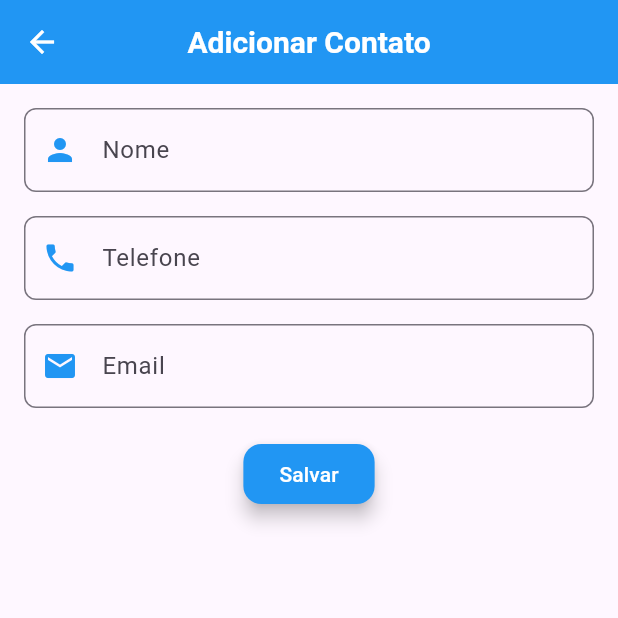
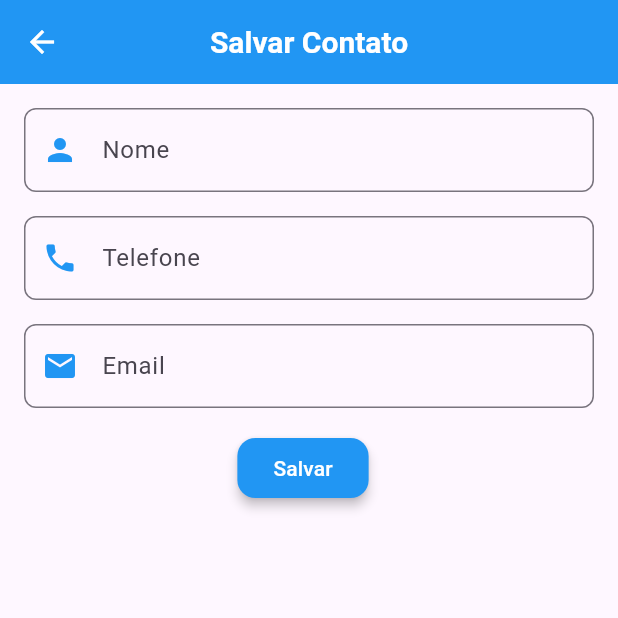
Before and after one commit to anamspaula/lista_contatos, a Flutter app: the screen it shows after launch, after a tap on the "add" icon, on a phone screen of 412 x 824 dp, the top half of it. Run offline on Flutter 3.47's test engine with Material 3 defaults, Android fonts, the phone set to English and light mode, and no system bars; our stand-ins replace fluttertoast, logger; network calls fail.

Commit message:
feat: add widget create and and request make in api for create users

```diff
--- a/lib/repository/users_repository.dart
+++ b/lib/repository/users_repository.dart
@@ -9,7 +9,7 @@ import 'package:myapp/https/https_client.dart';
 
 abstract class IUsersRepository{
   Future<List<Users>> getUsers();
-  // Future<ReturnApiUsers> create();
+  Future<ReturnApiUsers<Users>> save({required UsersEdit user});
   Future<ReturnApiUsers<Users>> edit({required String id, required UsersEdit user});
   Future<ReturnApiUsers<Null>> delete({required String id});
 }
@@ -34,6 +34,23 @@ class UsersRepository implements IUsersRepository{
       responseAPI = body.response;
 
       return responseAPI;
+    } else if(response.statusCode == 404){
+      throw NotFoundException("Link inacessivel");
+    }
+    else {
+      throw Exception("Erro inesperado");
+    }
+  }
+
+  @override
+  Future<ReturnApiUsers<Users>> save({required UsersEdit user}) async{
+    final response = await client.save(url: "http://localhost:8080/usuario", user: user);
+
+    if(response.statusCode == 200){
+      final ReturnApiUsers<Users> body = ReturnApiUsers<Users>.objEdit(json.decode(response.body));
+      logger.d(body);
+
+      return body;
     } else if(response.statusCode == 404){
       throw NotFoundException("Link inacessivel");
     }
--- /dev/null
+++ b/lib/screens/save_contacts.dart
@@ -0,0 +1,179 @@
+import 'package:flutter/material.dart';
+import 'package:fluttertoast/fluttertoast.dart';
+import 'package:myapp/data/model/return_api_users.dart';
+import 'package:myapp/data/model/users_edit_model.dart';
+import 'package:myapp/data/model/users_model.dart';
+import 'package:myapp/screens/stores/users_strore.dart';
+import 'package:myapp/widgets/custom_app_bar.dart';
+
+class SaveContacts extends StatefulWidget {
+  final UsersStrore usersStore;
+
+  const SaveContacts({
+    super.key,
+    required this.usersStore
+  });
+
+  @override
+  _SaveContactsState createState() => _SaveContactsState();
+}
+
+class _SaveContactsState extends State<SaveContacts> {
+  late TextEditingController _nameController;
+  late TextEditingController _phoneController;
+  late TextEditingController _emailController;
+
+  @override
+  void initState() {
+    super.initState();
+    _nameController = TextEditingController();
+    _phoneController = TextEditingController();
+    _emailController = TextEditingController();
+  }
+
+  @override
+  void dispose() {
+    _nameController.dispose();
+    _phoneController.dispose();
+    _emailController.dispose();
+    super.dispose();
+  }
+
+  @override
+  Widget build(BuildContext context) {
+    return Scaffold(
+      appBar: const CustomAppBar(
+        title: 'Salvar Contato',
+        showBackButton: true,
+      ),
+      body: Padding(
+        padding: const EdgeInsets.all(16.0),
+        child: Column(
+          children: [
+            _buildTextField(
+              label: 'Nome',
+              icon: Icons.person,
+              controller: _nameController,
+            ),
+            const SizedBox(height: 16.0),
+            _buildTextField(
+              label: 'Telefone',
+              icon: Icons.phone,
+              controller: _phoneController,
+            ),
+            const SizedBox(height: 16.0),
+            _buildTextField(
+              label: 'Email',
+              icon: Icons.email,
+              controller: _emailController,
+            ),
+            const SizedBox(height: 16.0),
+            Row(
+              mainAxisAlignment: MainAxisAlignment.center,
+              children: [
+                ElevatedButton(
+                  onPressed: () async {
+                    String name = _nameController.text;
+                    String telefone = _phoneController.text;
+                    String email = _emailController.text;
+
+                    if (name.isEmpty || telefone.isEmpty || email.isEmpty) {
+                      Fluttertoast.showToast(
+                        msg: "Por favor, preencha todos os campos.",
+                        toastLength: Toast.LENGTH_SHORT,
+                        gravity: ToastGravity.BOTTOM,
+                        timeInSecForIosWeb: 3,
+                        backgroundColor: Colors.red,
+                        textColor: Colors.white,
+                        fontSize: 16.0,
+                      );
+                      return;
+                    }
+
+                    try {
+                      // Chama a função save e verifica se foi bem-sucedido
+                      ReturnApiUsers<Users> isCreated = await widget.usersStore.save(
+                        user: UsersEdit(
+                          name: name,
+                          email: email,
+                          telefone: telefone,
+                        ),
+                      );
+
+                      if (isCreated.code == 200) {
+                        // Exibe o toast informando que foi salvo com sucesso
+                        if (mounted) {
+                          Fluttertoast.showToast(
+                            msg: "Contato salvo com sucesso!",
+                            toastLength: Toast.LENGTH_SHORT,
+                            gravity: ToastGravity.BOTTOM,
+                            timeInSecForIosWeb: 3,
+                            backgroundColor: Colors.green,
+                            textColor: Colors.white,
+                            fontSize: 16.0,
+                          );
+                          Navigator.pop(context, true); // Retorna à tela anterior
+                        }
+                      } else {
+                        Fluttertoast.showToast(
+                          msg: "Erro ao salvar o contato.",
+                          toastLength: Toast.LENGTH_SHORT,
+                          gravity: ToastGravity.BOTTOM,
+                          timeInSecForIosWeb: 3,
+                          backgroundColor: Colors.red,
+                          textColor: Colors.white,
+                          fontSize: 16.0,
+                        );
+                      }
+                    } catch (e) {
+                      // Caso ocorra um erro
+                      Fluttertoast.showToast(
+                        msg: "Erro ao salvar o contato.",
+                        toastLength: Toast.LENGTH_SHORT,
+                        gravity: ToastGravity.BOTTOM,
+                        timeInSecForIosWeb: 3,
+                        backgroundColor: Colors.red,
+                        textColor: Colors.white,
+                        fontSize: 16.0,
+                      );
+                    }
+                  },
+                  style: ElevatedButton.styleFrom(
+                    backgroundColor: Colors.blue,
+                    foregroundColor: Colors.white,
+                    elevation: 3,
+                    shape: RoundedRectangleBorder(
+                      borderRadius: BorderRadius.circular(12.0),
+                    ),
+                  ),
+                  child: const Text('Salvar'),
+                ),
+                const SizedBox(width: 8.0),
+              ],
+            ),
+          ],
+        ),
+      ),
+    );
+  }
+
+  Widget _buildTextField({
+    required String label,
+    required IconData icon,
+    required TextEditingController controller,
+  }) {
+    return TextField(
+      controller: controller,
+      decoration: InputDecoration(
+        labelText: label,
+        border: OutlineInputBorder(
+          borderRadius: BorderRadius.circular(8.0),
+        ),
+        prefixIcon: Icon(
+          icon,
+          color: Colors.blue,
+        ),
+      ),
+    );
+  }
+}
--- a/lib/widgets/search_contacts_widget.dart
+++ b/lib/widgets/search_contacts_widget.dart
@@ -3,6 +3,7 @@ import 'package:fluttertoast/fluttertoast.dart';
 import 'package:myapp/data/model/return_api_users.dart';
 import 'package:myapp/data/model/users_model.dart';
 import 'package:myapp/screens/edit_contacts.dart';
+import 'package:myapp/screens/save_contacts.dart';
 import 'package:myapp/screens/stores/users_strore.dart';
 
 class SearchContactsWidget extends StatefulWidget {
@@ -162,9 +163,9 @@ class _SearchContactsWidgetState extends State<SearchContactsWidget> {
                                     usersStore: widget.usersStrore,
                                     onEditSuccess: (bool success) {
                                       if (success) {
-                                        _initializeUsers();  // Atualiza a lista de usuários
+                                        _initializeUsers();
                                       } else {
-                                        // Tratar falha de edição, por exemplo, mostrando um alerta
+
                                       }
                                     }
                                   ),
@@ -177,8 +178,8 @@ class _SearchContactsWidgetState extends State<SearchContactsWidget> {
                             },
                           ),
                           IconButton(
-                            icon: const Icon(Icons.delete),
-                            color: Colors.white,
+                            icon: const Icon(Icons.delete_forever),
+                            color: Colors.blue,
                             onPressed: () {
                               showDialog(
                                 context: context,
@@ -208,7 +209,7 @@ class _SearchContactsWidgetState extends State<SearchContactsWidget> {
                                                 msg: isDeleted.message,
                                                 toastLength: Toast.LENGTH_SHORT,
                                                 gravity: ToastGravity.BOTTOM,
-                                                timeInSecForIosWeb: 1,
+                                                timeInSecForIosWeb: 3,
                                                 backgroundColor: Colors.green,
                                                 textColor: Colors.white,
                                                 fontSize: 16.0,
@@ -225,7 +226,7 @@ class _SearchContactsWidgetState extends State<SearchContactsWidget> {
                                               msg: e.toString(),
                                               toastLength: Toast.LENGTH_SHORT,
                                               gravity: ToastGravity.BOTTOM,
-                                              timeInSecForIosWeb: 1,
+                                              timeInSecForIosWeb: 3,
                                               backgroundColor: Colors.red,
                                               textColor: Colors.white,
                                               fontSize: 16.0,
@@ -234,14 +235,15 @@ class _SearchContactsWidgetState extends State<SearchContactsWidget> {
                                         },
                                         child: const Text('Excluir'),
                                       ),
+
                                     ],
                                   );
                                 },
                               );
                             },
                             style: ElevatedButton.styleFrom(
-                    backgroundColor: Colors.blue,
-                    foregroundColor: Colors.white,
+                              backgroundColor: Colors.white,
+                              foregroundColor: Colors.blue,
                               elevation: 3,
                               shape: RoundedRectangleBorder(
                                 borderRadius: BorderRadius.circular(12.0),
@@ -257,6 +259,37 @@ class _SearchContactsWidgetState extends State<SearchContactsWidget> {
             }
           },
         ),
+        Positioned(
+          right: 16.0,  // Distância da borda direita
+          bottom: 40.0,  // Distância da borda inferior
+          child: IconButton(
+            icon: const Icon(
+              Icons.add,
+              color: Colors.white, // Cor do ícone
+            ),
+            onPressed: () async {
+              final result = await Navigator.push(
+                context,
+                MaterialPageRoute(
+                  builder: (context) => SaveContacts(
+                    usersStore: widget.usersStrore,
+                  ),
+                ),
+              );
+
+              if(result == true){
+                _initializeUsers();
+              }
+            },
+            padding: const EdgeInsets.all(16.0), // Ajuste do padding para o ícone
+            constraints: const BoxConstraints(),
+            style: ButtonStyle(
+              backgroundColor: WidgetStateProperty.all(Colors.blue), // Cor de fundo
+              shape: WidgetStateProperty.all(const CircleBorder()), // Botão redondo
+              elevation: WidgetStateProperty.all(3), // Sombra
+            ),
+          ),
+        ),
       ],
     );
   }
```
Also changed, not shown: lib/https/https_client.dart (+10 -0 lines), lib/screens/edit_contacts.dart (+4 -4 lines), lib/screens/stores/users_strore.dart (+22 -6 lines). Lines whose indentation alone changed are shown as unchanged.
